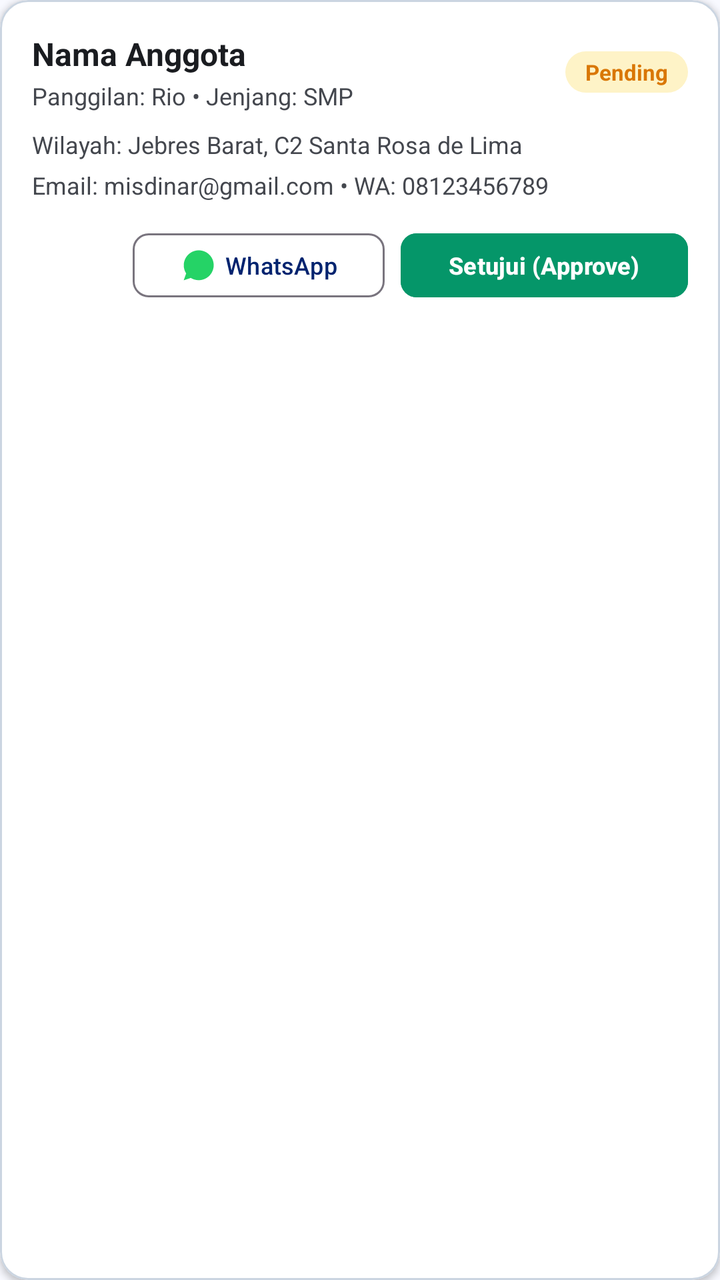
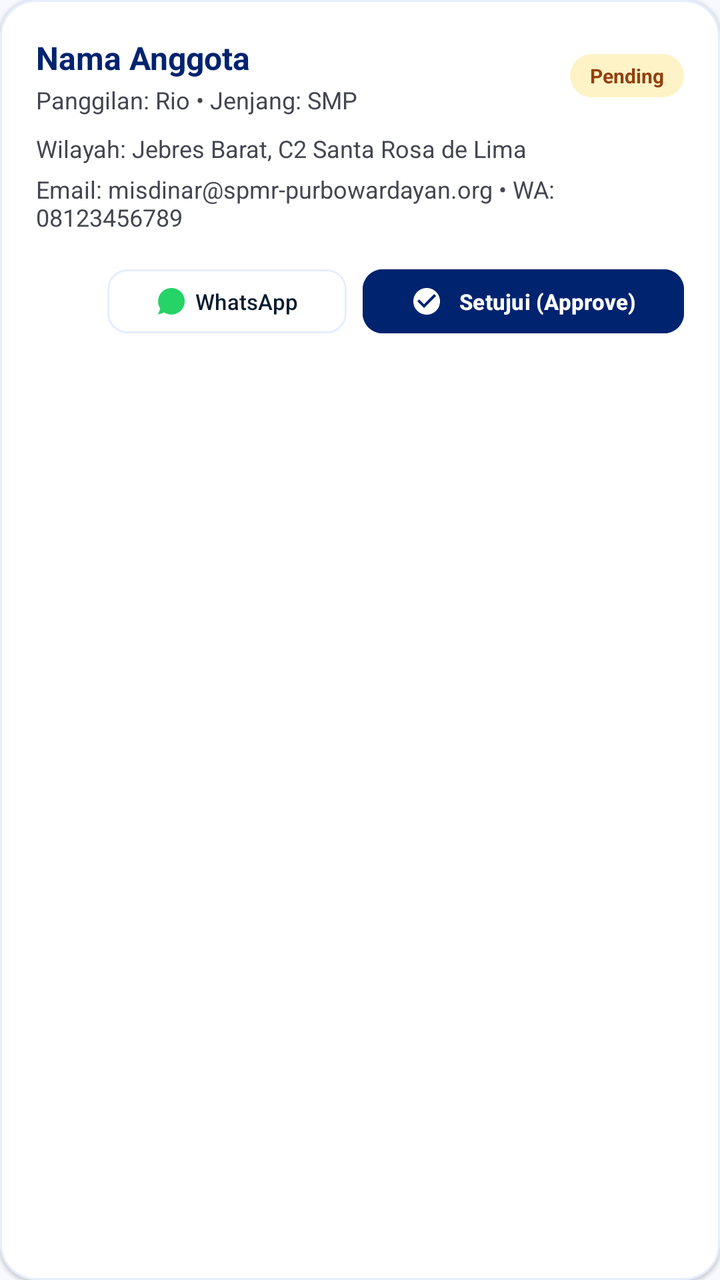

Screens rendered from an Android XML layout before and after an edit, with the pre-edit source and the edit as a unified diff.
<!-- AndroidManifest.xml: application theme Theme.SiDinarRegina -->
<!-- res/layout/item_member.xml -->
<?xml version="1.0" encoding="utf-8"?>
<com.google.android.material.card.MaterialCardView xmlns:android="http://schemas.android.com/apk/res/android"
    xmlns:app="http://schemas.android.com/apk/res-auto"
    android:layout_width="match_parent"
    android:layout_height="wrap_content"
    android:layout_marginHorizontal="16dp"
    android:layout_marginVertical="6dp"
    app:cardCornerRadius="14dp"
    app:cardElevation="2dp"
    app:strokeColor="#CBD5E1"
    app:strokeWidth="1dp"
    app:cardBackgroundColor="@color/surface">

    <LinearLayout
        android:layout_width="match_parent"
        android:layout_height="wrap_content"
        android:orientation="vertical"
        android:padding="16dp">

        <LinearLayout
            android:layout_width="match_parent"
            android:layout_height="wrap_content"
            android:gravity="center_vertical"
            android:orientation="horizontal">

            <LinearLayout
                android:layout_width="0dp"
                android:layout_height="wrap_content"
                android:layout_weight="1"
                android:orientation="vertical">

                <TextView
                    android:id="@+id/tvMemberNama"
                    android:layout_width="wrap_content"
                    android:layout_height="wrap_content"
                    android:text="Nama Anggota"
                    android:textColor="@color/text_primary"
                    android:textSize="16sp"
                    android:textStyle="bold" />

                <TextView
                    android:id="@+id/tvMemberPanggilan"
                    android:layout_width="wrap_content"
                    android:layout_height="wrap_content"
                    android:layout_marginTop="2dp"
                    android:text="Panggilan: Rio • Jenjang: SMP"
                    android:textColor="@color/text_secondary"
                    android:textSize="12sp" />
            </LinearLayout>

            <TextView
                android:id="@+id/tvMemberStatus"
                android:layout_width="wrap_content"
                android:layout_height="wrap_content"
                android:background="@drawable/bg_pill_warning"
                android:paddingHorizontal="10dp"
                android:paddingVertical="3dp"
                android:text="Pending"
                android:textColor="@color/warning"
                android:textSize="11sp"
                android:textStyle="bold" />
        </LinearLayout>

        <TextView
            android:id="@+id/tvMemberWilayah"
            android:layout_width="match_parent"
            android:layout_height="wrap_content"
            android:layout_marginTop="8dp"
            android:text="Wilayah: Jebres Barat, C2 Santa Rosa de Lima"
            android:textColor="@color/text_secondary"
            android:textSize="12sp" />

        <TextView
            android:id="@+id/tvMemberEmailPhone"
            android:layout_width="match_parent"
            android:layout_height="wrap_content"
            android:layout_marginTop="4dp"
            android:text="Email: misdinar@gmail.com • WA: 08123456789"
            android:textColor="@color/text_secondary"
            android:textSize="12sp" />

        
        <LinearLayout
            android:layout_width="match_parent"
            android:layout_height="wrap_content"
            android:layout_marginTop="12dp"
            android:gravity="end"
            android:orientation="horizontal">

            <com.google.android.material.button.MaterialButton
                android:id="@+id/btnWaMember"
                style="@style/Widget.Material3.Button.OutlinedButton"
                android:layout_width="wrap_content"
                android:layout_height="40dp"
                android:layout_marginEnd="8dp"
                android:text="WhatsApp"
                android:textSize="12sp"
                app:icon="@drawable/ic_whatsapp"
                app:iconTint="#25D366"
                app:cornerRadius="8dp" />

            <com.google.android.material.button.MaterialButton
                android:id="@+id/btnApproveMember"
                android:layout_width="wrap_content"
                android:layout_height="40dp"
                android:text="Setujui (Approve)"
                android:textSize="12sp"
                android:textStyle="bold"
                app:cornerRadius="8dp"
                android:backgroundTint="@color/success"
                android:textColor="@color/on_primary" />
        </LinearLayout>

    </LinearLayout>
</com.google.android.material.card.MaterialCardView>
<!-- resources referenced by this layout -->
<resources>
  <color name="on_primary">#FFFFFF</color>
  <color name="success">#059669</color>
  <color name="surface">#FFFFFF</color>
  <color name="text_primary">#1A1C20</color>
  <color name="text_secondary">#44474E</color>
  <color name="warning">#D97706</color>
  <!-- drawable bg_pill_warning (drawable) -->
  <shape xmlns:android="http://schemas.android.com/apk/res/android"
      android:shape="rectangle">
      <corners android:radius="999dp" />
      <solid android:color="@color/warning_container" />
  </shape>
  <!-- drawable ic_whatsapp (drawable) -->
  <vector xmlns:android="http://schemas.android.com/apk/res/android"
      android:width="24dp"
      android:height="24dp"
      android:viewportWidth="24"
      android:viewportHeight="24">
    <path
        android:fillColor="#25D366"
        android:pathData="M16.75,13.96c-0.25,-0.13 -1.47,-0.72 -1.7,-0.81 -0.23,-0.08 -0.39,-0.13 -0.56,0.13 -0.17,0.25 -0.64,0.81 -0.79,0.97 -0.14,0.17 -0.29,0.19 -0.54,0.06 -0.25,-0.13 -1.06,-0.39 -2.03,-1.24 -0.75,-0.67 -1.26,-1.49 -1.41,-1.74 -0.14,-0.25 -0.02,-0.39 0.11,-0.51 0.11,-0.11 0.25,-0.29 0.38,-0.44 0.13,-0.14 0.17,-0.25 0.25,-0.42 0.08,-0.17 0.04,-0.31 -0.02,-0.44 -0.06,-0.13 -0.56,-1.34 -0.76,-1.84 -0.2,-0.48 -0.4,-0.42 -0.56,-0.43H8.35c-0.17,0 -0.45,0.06 -0.68,0.31 -0.23,0.25 -0.89,0.87 -0.89,2.12s0.91,2.46 1.04,2.63c0.13,0.17 1.8,2.75 4.36,3.85 0.61,0.26 1.09,0.42 1.46,0.54 0.61,0.2 1.17,0.17 1.61,0.1 0.49,-0.07 1.47,-0.6 1.68,-1.18 0.21,-0.58 0.21,-1.07 0.14,-1.18 -0.06,-0.1 -0.22,-0.17 -0.47,-0.29zM12.04,2C6.54,2 2.06,6.48 2.06,12c0,1.99 0.58,3.84 1.6,5.4L2,22l4.74,-1.61c1.51,0.95 3.3,1.51 5.3,1.51 5.5,0 9.98,-4.48 9.98,-10S17.54,2 12.04,2z"/>
  </vector>
  <style name="Theme.SiDinarRegina" parent="Theme.Material3.DayNight.NoActionBar">
          <item name="colorPrimary">@color/primary</item>
          <item name="colorSecondary">@color/secondary</item>
          <item name="android:statusBarColor">@color/primary</item>
          <item name="android:navigationBarColor">@color/background</item>
          <item name="android:windowBackground">@color/background</item>
      </style>
  <color name="warning_container">#FEF3C7</color>
  <color name="primary">#00236F</color>
  <color name="secondary">#904D00</color>
  <color name="background">#F8F9FF</color>
</resources>

<!-- the commit's change to res/layout/item_member.xml (unified diff, before → after) -->
@@ -5,17 +5,17 @@
     android:layout_height="wrap_content"
     android:layout_marginHorizontal="16dp"
     android:layout_marginVertical="6dp"
-    app:cardCornerRadius="14dp"
-    app:cardElevation="2dp"
-    app:strokeColor="#CBD5E1"
+    app:cardCornerRadius="18dp"
+    app:cardElevation="1dp"
+    app:strokeColor="@color/surface_container"
     app:strokeWidth="1dp"
-    app:cardBackgroundColor="@color/surface">
+    app:cardBackgroundColor="@color/surface_container_lowest">
 
     <LinearLayout
         android:layout_width="match_parent"
         android:layout_height="wrap_content"
         android:orientation="vertical"
-        android:padding="16dp">
+        android:padding="18dp">
 
         <LinearLayout
             android:layout_width="match_parent"
@@ -34,7 +34,7 @@
                     android:layout_width="wrap_content"
                     android:layout_height="wrap_content"
                     android:text="Nama Anggota"
-                    android:textColor="@color/text_primary"
+                    android:textColor="@color/primary"
                     android:textSize="16sp"
                     android:textStyle="bold" />
 
@@ -44,7 +44,7 @@
                     android:layout_height="wrap_content"
                     android:layout_marginTop="2dp"
                     android:text="Panggilan: Rio • Jenjang: SMP"
-                    android:textColor="@color/text_secondary"
+                    android:textColor="@color/on_surface_variant"
                     android:textSize="12sp" />
             </LinearLayout>
 
@@ -52,12 +52,12 @@
                 android:id="@+id/tvMemberStatus"
                 android:layout_width="wrap_content"
                 android:layout_height="wrap_content"
-                android:background="@drawable/bg_pill_warning"
+                android:background="@drawable/bg_badge_amber"
                 android:paddingHorizontal="10dp"
-                android:paddingVertical="3dp"
+                android:paddingVertical="4dp"
                 android:text="Pending"
-                android:textColor="@color/warning"
-                android:textSize="11sp"
+                android:textColor="@color/amber_800"
+                android:textSize="10sp"
                 android:textStyle="bold" />
         </LinearLayout>
 
@@ -67,7 +67,7 @@
             android:layout_height="wrap_content"
             android:layout_marginTop="8dp"
             android:text="Wilayah: Jebres Barat, C2 Santa Rosa de Lima"
-            android:textColor="@color/text_secondary"
+            android:textColor="@color/on_surface_variant"
             android:textSize="12sp" />
 
         <TextView
@@ -75,15 +75,15 @@
             android:layout_width="match_parent"
             android:layout_height="wrap_content"
             android:layout_marginTop="4dp"
-            android:text="Email: misdinar@gmail.com • WA: 08123456789"
-            android:textColor="@color/text_secondary"
+            android:text="Email: misdinar@spmr-purbowardayan.org • WA: 08123456789"
+            android:textColor="@color/on_surface_variant"
             android:textSize="12sp" />
 
         
         <LinearLayout
             android:layout_width="match_parent"
             android:layout_height="wrap_content"
-            android:layout_marginTop="12dp"
+            android:layout_marginTop="14dp"
             android:gravity="end"
             android:orientation="horizontal">
 
@@ -94,20 +94,26 @@
                 android:layout_height="40dp"
                 android:layout_marginEnd="8dp"
                 android:text="WhatsApp"
-                android:textSize="12sp"
+                android:textColor="@color/on_surface"
+                android:textSize="11sp"
+                app:strokeColor="@color/surface_container"
                 app:icon="@drawable/ic_whatsapp"
-                app:iconTint="#25D366"
-                app:cornerRadius="8dp" />
+                app:iconTint="@color/whatsapp_green"
+                app:iconSize="16dp"
+                app:cornerRadius="10dp" />
 
             <com.google.android.material.button.MaterialButton
                 android:id="@+id/btnApproveMember"
                 android:layout_width="wrap_content"
                 android:layout_height="40dp"
                 android:text="Setujui (Approve)"
-                android:textSize="12sp"
+                android:textSize="11sp"
                 android:textStyle="bold"
-                app:cornerRadius="8dp"
-                android:backgroundTint="@color/success"
+                app:icon="@drawable/ic_check_circle"
+                app:iconGravity="textStart"
+                app:iconSize="16dp"
+                app:cornerRadius="10dp"
+                android:backgroundTint="@color/primary"
                 android:textColor="@color/on_primary" />
         </LinearLayout>
 
<!-- resource entries referenced after the edit -->
@@ -1,17 +1,9 @@
 <!-- resources referenced by this layout -->
 <resources>
+  <color name="amber_800">#92400E</color>
   <color name="on_primary">#FFFFFF</color>
-  <color name="success">#059669</color>
-  <color name="surface">#FFFFFF</color>
-  <color name="text_primary">#1A1C20</color>
-  <color name="text_secondary">#44474E</color>
-  <color name="warning">#D97706</color>
-  <!-- drawable bg_pill_warning (drawable) -->
-  <shape xmlns:android="http://schemas.android.com/apk/res/android"
-      android:shape="rectangle">
-      <corners android:radius="999dp" />
-      <solid android:color="@color/warning_container" />
-  </shape>
+  <color name="on_surface">#0B1C30</color>
+  <color name="on_surface_variant">#444651</color>
   <!-- drawable ic_whatsapp (drawable) -->
   <vector xmlns:android="http://schemas.android.com/apk/res/android"
       android:width="24dp"
@@ -29,8 +21,28 @@
           <item name="android:navigationBarColor">@color/background</item>
           <item name="android:windowBackground">@color/background</item>
       </style>
-  <color name="warning_container">#FEF3C7</color>
+  <color name="amber_100">#FEF3C7</color>
   <color name="primary">#00236F</color>
+  <color name="surface_container">#E5EEFF</color>
+  <color name="surface_container_lowest">#FFFFFF</color>
+  <color name="whatsapp_green">#25D366</color>
+  <!-- drawable bg_badge_amber (drawable) -->
+  <?xml version="1.0" encoding="utf-8"?>
+  <shape xmlns:android="http://schemas.android.com/apk/res/android"
+      android:shape="rectangle">
+      <solid android:color="@color/amber_100" />
+      <corners android:radius="999dp" />
+  </shape>
+  <!-- drawable ic_check_circle (drawable) -->
+  <vector xmlns:android="http://schemas.android.com/apk/res/android"
+      android:width="24dp"
+      android:height="24dp"
+      android:viewportWidth="24"
+      android:viewportHeight="24">
+    <path
+        android:fillColor="@android:color/white"
+        android:pathData="M12,2C6.48,2 2,6.48 2,12s4.48,10 10,10 10,-4.48 10,-10S17.52,2 12,2zM10,17l-5,-5 1.41,-1.41L10,14.17l7.59,-7.59L19,8l-9,9z"/>
+  </vector>
   <color name="secondary">#904D00</color>
   <color name="background">#F8F9FF</color>
 </resources>
